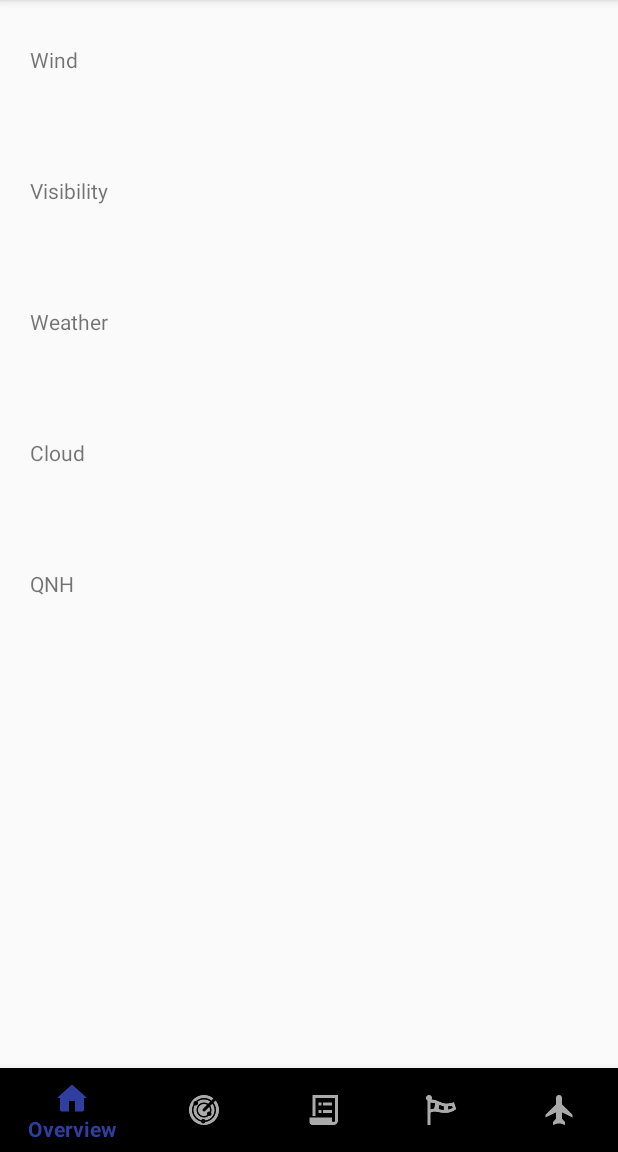
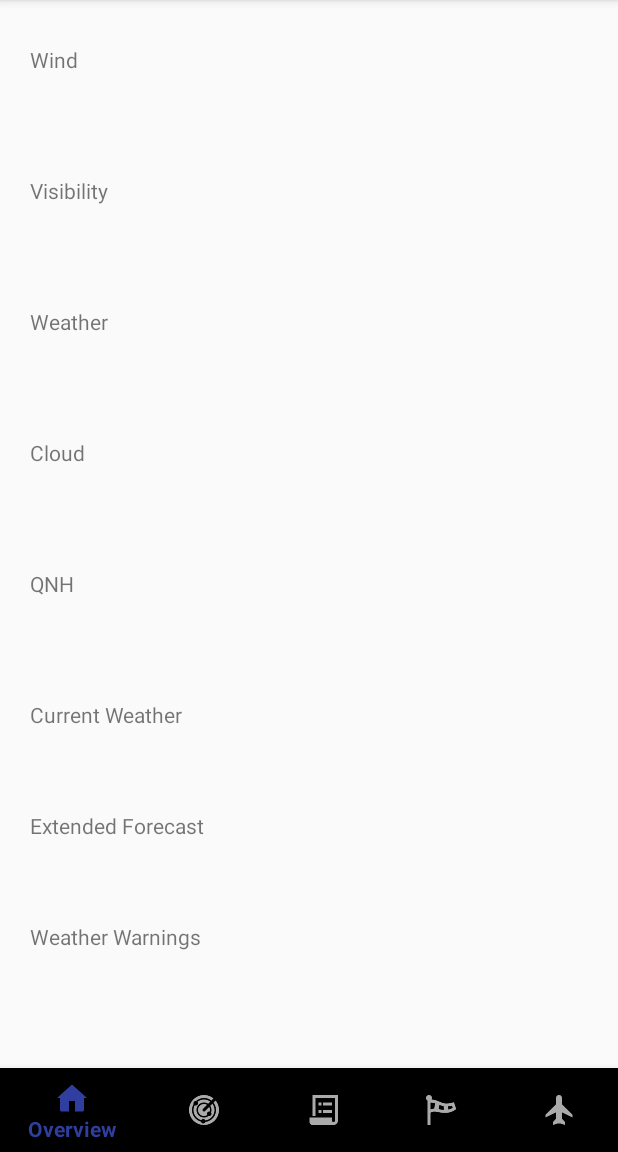
Before and after one commit to sonny-chen/aviation-weather-android, an Android app: the screen it shows after launch (MainActivity), on a phone screen of 412 x 824 dp, the part 84-1236 px from its top. Run offline under Robolectric (Android 15) with nearby library versions, the phone set to English and light mode, and no system bars; libraries missing offline, so code that uses them is left out: com.jakewharton.disklrucache; network calls fail; pictures from the network do not load; 13 statements that could not run were skipped.

Commit message:
Move strings to resources file

```diff
--- a/app/src/main/res/layout/fragment_home.xml
+++ b/app/src/main/res/layout/fragment_home.xml
@@ -16,7 +16,7 @@
             android:layout_width="wrap_content"
             android:layout_height="wrap_content"
             android:layout_marginTop="30dp"
-            android:text="Wind"/>
+            android:text="@string/wind"/>
 
         <TextView
             android:id="@+id/txtWind"
@@ -30,7 +30,7 @@
             android:layout_width="wrap_content"
             android:layout_height="wrap_content"
             android:layout_marginTop="30dp"
-            android:text="Visibility"
+            android:text="@string/visibility"
             />
 
         <TextView
@@ -45,7 +45,7 @@
             android:layout_width="wrap_content"
             android:layout_height="wrap_content"
             android:layout_marginTop="30dp"
-            android:text="Weather"/>
+            android:text="@string/weather"/>
 
         <TextView
             android:id="@+id/txtWeather"
@@ -59,7 +59,7 @@
             android:layout_width="wrap_content"
             android:layout_height="wrap_content"
             android:layout_marginTop="30dp"
-            android:text="Cloud"/>
+            android:text="@string/cloud"/>
 
         <TextView
             android:id="@+id/txtCloud"
@@ -73,7 +73,7 @@
             android:layout_width="wrap_content"
             android:layout_height="wrap_content"
             android:layout_marginTop="30dp"
-            android:text="QNH"/>
+            android:text="@string/qnh"/>
 
         <TextView
             android:id="@+id/txtQNH"
@@ -82,6 +82,43 @@
             android:layout_height="wrap_content"
             android:layout_marginTop="5dp"
             android:text=""/>
+
+        <TextView
+            android:layout_width="wrap_content"
+            android:layout_height="wrap_content"
+            android:layout_marginTop="30dp"
+            android:text="@string/current_weather"/>
+
+        <TextView
+            android:id="@+id/txtLocalForecast"
+            android:layout_width="wrap_content"
+            android:layout_height="wrap_content"
+            android:layout_marginTop="5dp"
+            android:text=""/>
+        <TextView
+            android:layout_width="wrap_content"
+            android:layout_height="wrap_content"
+            android:layout_marginTop="30dp"
+            android:text="@string/extended_forecast"/>
+
+        <TextView
+            android:id="@+id/txtExtendedForecast"
+            android:layout_width="wrap_content"
+            android:layout_height="wrap_content"
+            android:layout_marginTop="5dp"
+            android:text=""/>
+        <TextView
+            android:layout_width="wrap_content"
+            android:layout_height="wrap_content"
+            android:layout_marginTop="30dp"
+            android:text="@string/weather_warnings"/>
+
+        <TextView
+            android:id="@+id/txtWeatherWarnings"
+            android:layout_width="wrap_content"
+            android:layout_height="wrap_content"
+            android:layout_marginTop="5dp"
+            android:text=""/>
     </LinearLayout>
 
 </ScrollView>
--- a/app/src/main/res/values/strings.xml
+++ b/app/src/main/res/values/strings.xml
@@ -12,4 +12,16 @@
     <string name="open_source_project_site">Open source project site:</string>
     <string name="project_url">https://github.com/sonny-chen/aviation-weather-android</string>
     <string name="about">About</string>
+
+    <!-- TODO: Remove or change this placeholder text -->
+    <string name="hello_blank_fragment">Hello blank fragment</string>
+    <string name="qnh">QNH</string>
+    <string name="cloud">Cloud</string>
+    <string name="weather">Weather</string>
+    <string name="visibility">Visibility</string>
+    <string name="wind">Wind</string>
+    <string name="current_weather">Current Weather</string>
+    <string name="local_forecast">Local Forecast</string>
+    <string name="extended_forecast">Extended Forecast</string>
+    <string name="weather_warnings">Weather Warnings</string>
 </resources>
```
